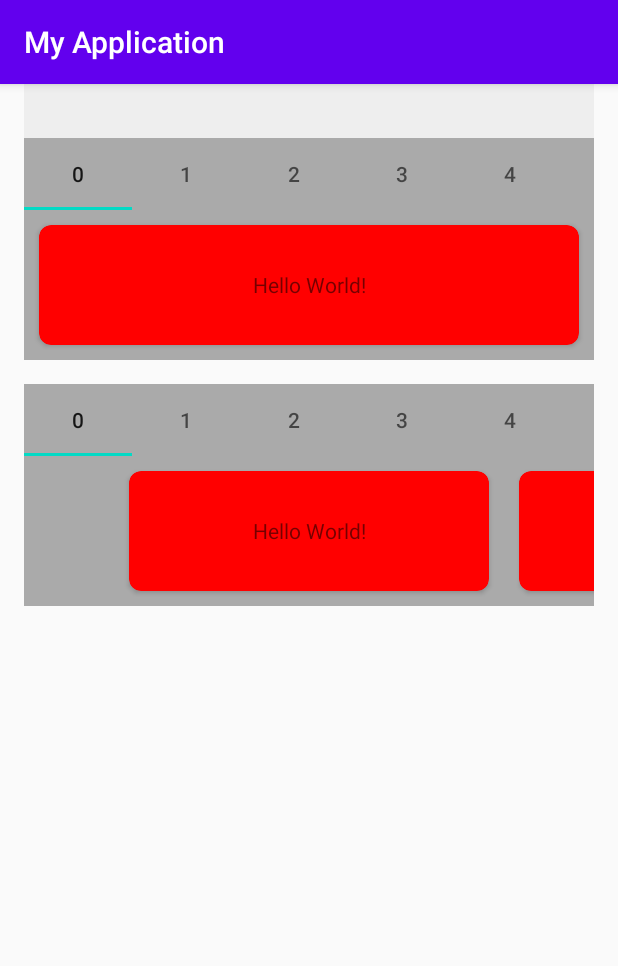
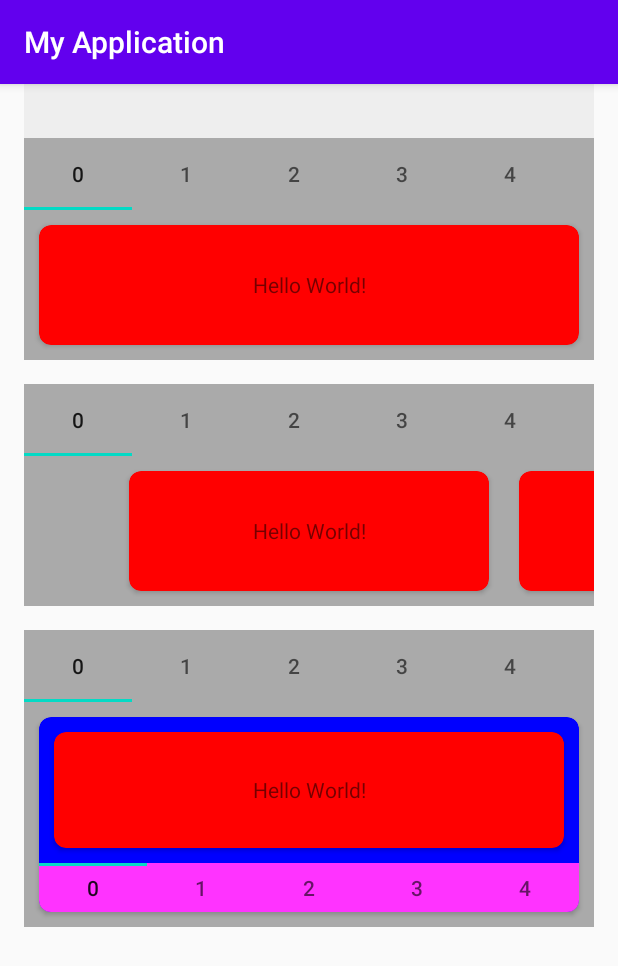
Before and after one commit to elye/demo_android_viewpager2_recyclerview, an Android app: the SecondActivity screen opened directly, with no data from a screen before it, on a phone screen of 412 x 824 dp. Shown: the top 966 px of the screen. Run offline under Robolectric (Android 15) with nearby library versions, the phone set to English and light mode, and no system bars.

Commit message:
Nested viewpager2

```diff
--- /dev/null
+++ b/app/src/main/java/com/elyeproj/myapplication/NestedAdapter.kt
@@ -0,0 +1,23 @@
+package com.elyeproj.myapplication
+
+import android.view.LayoutInflater
+import android.view.ViewGroup
+import androidx.viewpager2.widget.ViewPager2.ORIENTATION_VERTICAL
+import com.google.android.material.tabs.TabLayoutMediator
+import kotlinx.android.synthetic.main.list_item_view_pager.view.*
+
+class NestedAdapter : BaseAdapter() {
+    override fun onCreateViewHolder(parent: ViewGroup, viewType: Int): MyViewHolder {
+        val view = LayoutInflater.from(parent.context).inflate(R.layout.list_item_view_pager, parent, false)
+        view.internal_viewpager.apply {
+            adapter = MyAdapterFullLength()
+            orientation = ORIENTATION_VERTICAL
+        }
+
+        TabLayoutMediator(view.view_pager_inner_tabs, view.internal_viewpager) { tab, position ->
+            tab.text = position.toString()
+        }.attach()
+
+        return MyViewHolder(view)
+    }
+}
--- a/app/src/main/java/com/elyeproj/myapplication/SecondActivity.kt
+++ b/app/src/main/java/com/elyeproj/myapplication/SecondActivity.kt
@@ -11,6 +11,7 @@ import kotlinx.android.synthetic.main.activity_second.*
 
 class SecondActivity : AppCompatActivity() {
     private var lastValue = 0f
+
 
     @SuppressLint("ClickableViewAccessibility")
     override fun onCreate(savedInstanceState: Bundle?) {
@@ -48,6 +49,14 @@ class SecondActivity : AppCompatActivity() {
             tab.text = position.toString()
         }.attach()
 
+        view_pager_nested.apply {
+            adapter = NestedAdapter()
+        }
+
+        TabLayoutMediator(view_pager_nested_tabs, view_pager_nested) { tab, position ->
+            tab.text = position.toString()
+        }.attach()
+
     }
 
     private fun handleOnTouchEvent(event: MotionEvent): Boolean {
--- a/app/src/main/res/layout/activity_second.xml
+++ b/app/src/main/res/layout/activity_second.xml
@@ -65,4 +65,27 @@
         app:layout_constraintLeft_toLeftOf="parent"
         app:layout_constraintRight_toRightOf="parent" />
 
+    <com.google.android.material.tabs.TabLayout
+        android:id="@+id/view_pager_nested_tabs"
+        android:layout_width="match_parent"
+        android:layout_height="wrap_content"
+        android:layout_marginTop="16dp"
+        android:layout_marginEnd="16dp"
+        android:layout_marginStart="16dp"
+        android:background="@android:color/darker_gray"
+        app:tabMode="scrollable"
+        app:layout_constraintTop_toBottomOf="@id/view_pager_preview"
+        app:layout_constraintLeft_toLeftOf="parent"
+        app:layout_constraintRight_toRightOf="parent" />
+
+    <androidx.viewpager2.widget.ViewPager2
+        android:id="@+id/view_pager_nested"
+        android:layout_width="match_parent"
+        android:layout_height="150dp"
+        android:layout_marginEnd="16dp"
+        android:layout_marginStart="16dp"
+        android:background="@android:color/darker_gray"
+        app:layout_constraintTop_toBottomOf="@id/view_pager_nested_tabs"
+        app:layout_constraintLeft_toLeftOf="parent"
+        app:layout_constraintRight_toRightOf="parent" />
 </androidx.constraintlayout.widget.ConstraintLayout>
--- /dev/null
+++ b/app/src/main/res/layout/list_item_view_pager.xml
@@ -0,0 +1,33 @@
+<?xml version="1.0" encoding="utf-8"?>
+<androidx.cardview.widget.CardView xmlns:android="http://schemas.android.com/apk/res/android"
+    xmlns:card_view="http://schemas.android.com/apk/res-auto"
+    android:layout_width="match_parent"
+    android:layout_height="match_parent"
+    android:layout_margin="@dimen/margin_card"
+    android:elevation="@dimen/elevation_card"
+    card_view:cardBackgroundColor="#00F"
+    card_view:cardCornerRadius="8dp">
+
+    <LinearLayout
+        android:layout_width="match_parent"
+        android:layout_height="match_parent"
+        android:orientation="vertical">
+
+        <androidx.viewpager2.widget.ViewPager2
+            android:id="@+id/internal_viewpager"
+            android:layout_width="match_parent"
+            android:layout_height="0dp"
+            android:layout_weight="3"
+            android:gravity="center" />
+
+        <com.google.android.material.tabs.TabLayout
+            android:id="@+id/view_pager_inner_tabs"
+            android:layout_width="match_parent"
+            android:layout_height="0dp"
+            android:layout_weight="1"
+            android:background="#F3F"
+            card_view:tabIndicatorGravity="top"
+            card_view:tabMode="scrollable" />
+    </LinearLayout>
+
+</androidx.cardview.widget.CardView>
```
